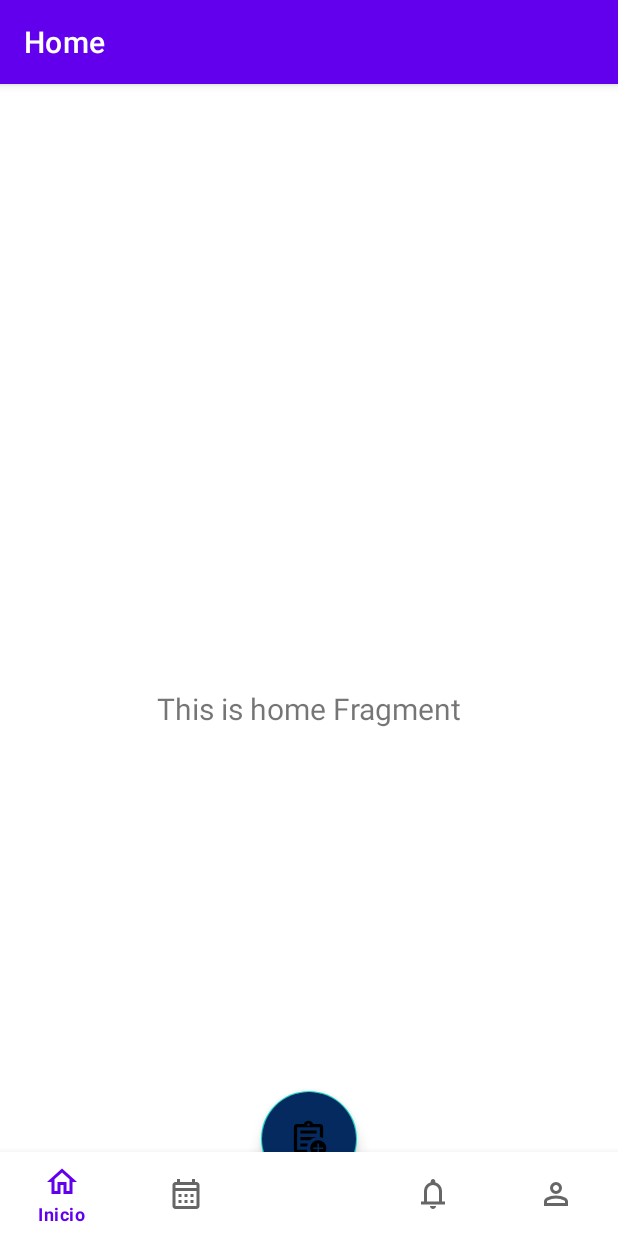
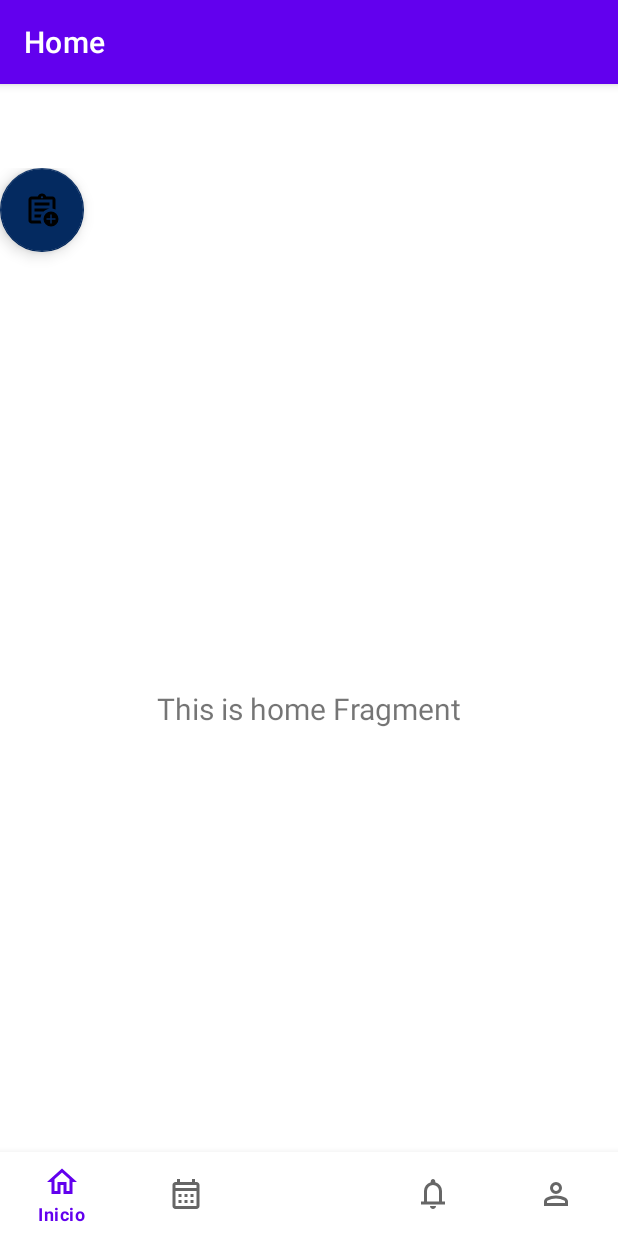
Before and after one commit to rulwn/Delta, an Android app: the screen it shows after launch (MainActivity), on a phone screen of 412 x 824 dp. Run offline under Robolectric (Android 15) with nearby library versions, the phone set to English and light mode, and no system bars; our stand-ins replace navigation-ui.

Commit message:
base nav

```diff
--- a/app/src/main/res/layout/activity_main.xml
+++ b/app/src/main/res/layout/activity_main.xml
@@ -1,12 +1,13 @@
 <?xml version="1.0" encoding="utf-8"?>
 <androidx.constraintlayout.widget.ConstraintLayout xmlns:android="http://schemas.android.com/apk/res/android"
     xmlns:app="http://schemas.android.com/apk/res-auto"
+    xmlns:tools="http://schemas.android.com/tools"
     android:id="@+id/container"
     android:layout_width="match_parent"
     android:layout_height="match_parent"
     android:paddingTop="?attr/actionBarSize">
 
-    <com.google.android.material.floatingactionbutton.FloatingActionButton
+    <!--<com.google.android.material.floatingactionbutton.FloatingActionButton
         android:layout_width="wrap_content"
         android:layout_height="wrap_content"
         android:backgroundTint="@color/Azul1"
@@ -17,11 +18,23 @@
         app:layout_constraintEnd_toEndOf="parent"
         app:layout_constraintStart_toStartOf="parent"
         app:layout_constraintTop_toTopOf="parent"
-        app:layout_constraintVertical_bias="0.95"
+        app:layout_constraintVertical_bias="0.82"
         app:maxImageSize="26dp"
         app:shapeAppearance="@drawable/circle1">
 
-    </com.google.android.material.floatingactionbutton.FloatingActionButton>
+    </com.google.android.material.floatingactionbutton.FloatingActionButton>-->
+    <com.google.android.material.floatingactionbutton.FloatingActionButton
+        android:id="@+id/fab"
+        android:layout_width="wrap_content"
+        android:layout_height="wrap_content"
+        android:layout_gravity="end|bottom"
+        android:layout_margin="16dp"
+        android:contentDescription="Agendar"
+        android:src="@drawable/ic_agendarblanco"
+        app:backgroundTint="@color/Azul1"
+        tools:layout_editor_absoluteY="56dp" />
+
+
     <com.google.android.material.bottomnavigation.BottomNavigationView
         android:id="@+id/nav_view"
         android:layout_width="0dp"
```
